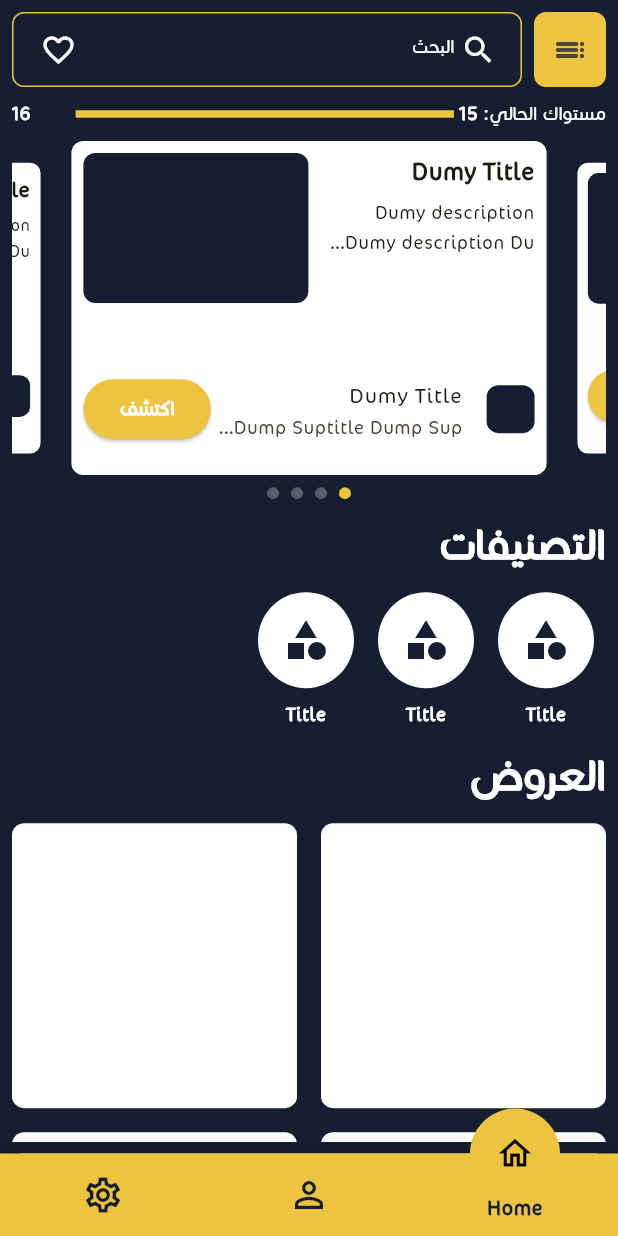
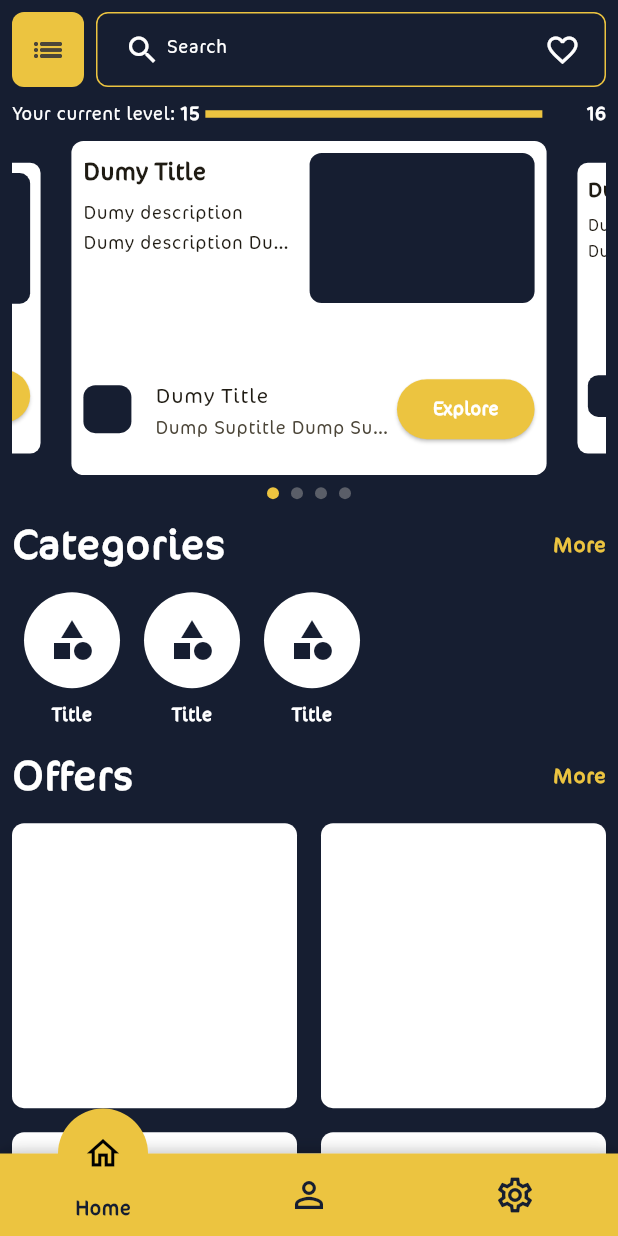
Before and after one commit to TechToc-Solution/mk_academy, a Flutter app: the screen it shows after launch, on a phone screen of 412 x 824 dp. Run offline on Flutter 3.47's test engine with Material 3 defaults, Android fonts, the light colour scheme and no system bars; drawn by our look-alikes of carousel_slider; our stand-ins replace awesome_dialog, dio, firebase_core, firebase_messaging, flutter_bloc, flutter_local_notifications and 4 more; accounts and stored records are empty.

Commit message:
fix home screen and add more btn

```diff
--- a/assets/lang/ar.json
+++ b/assets/lang/ar.json
@@ -5,5 +5,6 @@
     "current_level": "مستواك الحالي",
     "categories": "التصنيفات",
     "offers": "العروض",
-    "explore": "اكتشف"
+    "explore": "اكتشف",
+    "more": "المزيد"
 }
--- a/assets/lang/en.json
+++ b/assets/lang/en.json
@@ -5,5 +5,6 @@
     "current_level": "Your current level",
     "categories": "Categories",
     "offers": "Offers",
-    "explore": "Explore"
+    "explore": "Explore",
+    "more": "More"
 }
--- a/lib/features/home/presentation/views/category_section.dart
+++ b/lib/features/home/presentation/views/category_section.dart
@@ -1,5 +1,6 @@
 import 'package:flutter/material.dart';
 import 'package:mk_academy/core/utils/app_localizations.dart';
+import 'package:mk_academy/core/utils/colors.dart';
 import 'package:mk_academy/features/home/presentation/views/widgets/custom_category_list.dart';
 
 class CategorySection extends StatelessWidget {
@@ -12,10 +13,24 @@ class CategorySection extends StatelessWidget {
     return Column(
       crossAxisAlignment: CrossAxisAlignment.start,
       children: [
-        Text(
-          "categories".tr(context),
-          style: TextStyle(
-              fontWeight: FontWeight.bold, color: Colors.white, fontSize: 32),
+        Row(
+          mainAxisAlignment: MainAxisAlignment.spaceBetween,
+          children: [
+            Text(
+              "categories".tr(context),
+              style: TextStyle(
+                  fontWeight: FontWeight.bold,
+                  color: Colors.white,
+                  fontSize: 32),
+            ),
+            Text(
+              "more".tr(context),
+              style: TextStyle(
+                  fontWeight: FontWeight.bold,
+                  color: AppColors.primaryColors,
+                  fontSize: 16),
+            ),
+          ],
         ),
         SizedBox(
           height: 8,
--- a/lib/features/home/presentation/views/home_page.dart
+++ b/lib/features/home/presentation/views/home_page.dart
@@ -25,7 +25,11 @@ class _MyHomePageState extends State<HomePage> {
     return Scaffold(
       body: SafeArea(
         child: Padding(
-          padding: const EdgeInsets.all(8.0),
+          padding: const EdgeInsets.only(
+            top: 8.0,
+            left: 8.0,
+            right: 8.0,
+          ),
           child: Column(
             children: [
               CustomSearchBar(),
@@ -50,6 +54,9 @@ class _MyHomePageState extends State<HomePage> {
                   ),
                   CategorySection(),
                   OffersSection(),
+                  SizedBox(
+                    height: 16,
+                  )
                 ],
               ))
             ],
--- a/lib/features/home/presentation/views/offers_section.dart
+++ b/lib/features/home/presentation/views/offers_section.dart
@@ -1,6 +1,6 @@
 import 'package:flutter/material.dart';
 import 'package:mk_academy/core/utils/app_localizations.dart';
-
+import 'package:mk_academy/core/utils/colors.dart';
 
 class OffersSection extends StatelessWidget {
   const OffersSection({
@@ -12,10 +12,24 @@ class OffersSection extends StatelessWidget {
     return Column(
       crossAxisAlignment: CrossAxisAlignment.start,
       children: [
-        Text(
-          "offers".tr(context),
-          style: TextStyle(
-              fontWeight: FontWeight.bold, color: Colors.white, fontSize: 32),
+        Row(
+          mainAxisAlignment: MainAxisAlignment.spaceBetween,
+          children: [
+            Text(
+              "offers".tr(context),
+              style: TextStyle(
+                  fontWeight: FontWeight.bold,
+                  color: Colors.white,
+                  fontSize: 32),
+            ),
+            Text(
+              "more".tr(context),
+              style: TextStyle(
+                  fontWeight: FontWeight.bold,
+                  color: AppColors.primaryColors,
+                  fontSize: 16),
+            ),
+          ],
         ),
         SizedBox(
           height: 8,
--- a/lib/main.dart
+++ b/lib/main.dart
@@ -32,8 +32,8 @@ class MyApp extends StatelessWidget {
       child: BlocBuilder<LocaleCubit, ChangeLocaleState>(
         builder: (context, state) {
           return MaterialApp(
-            // locale: state.locale,
-            locale: Locale("ar"),
+            locale: state.locale,
+            // locale: Locale("en"),
             supportedLocales: const [
               Locale("en"),
               Locale("ar"),
```
